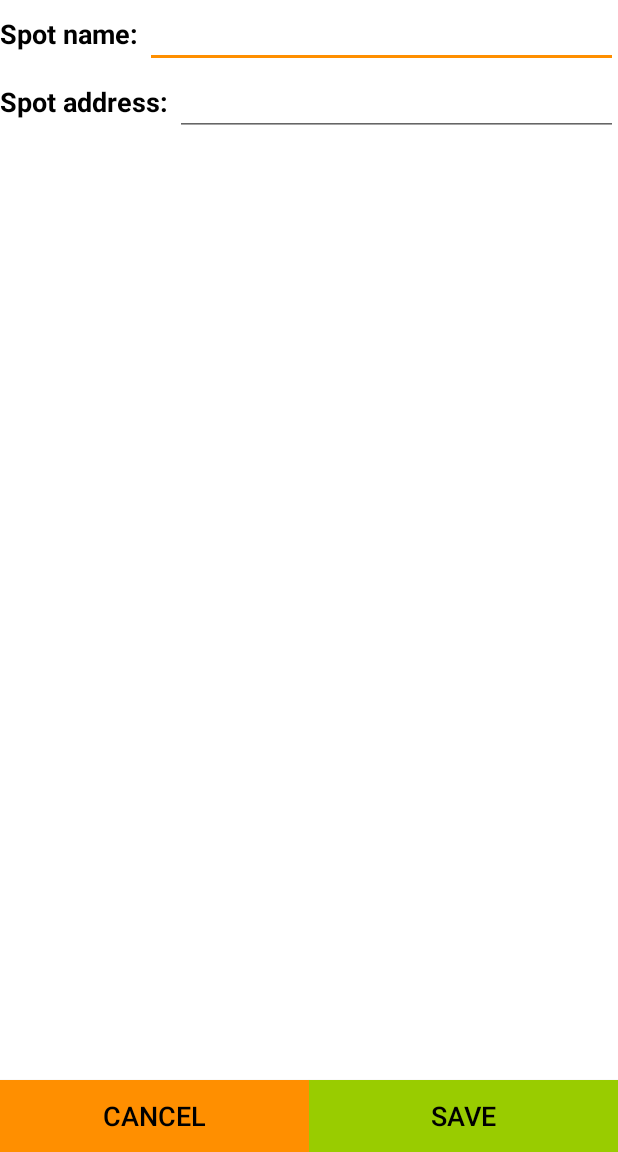
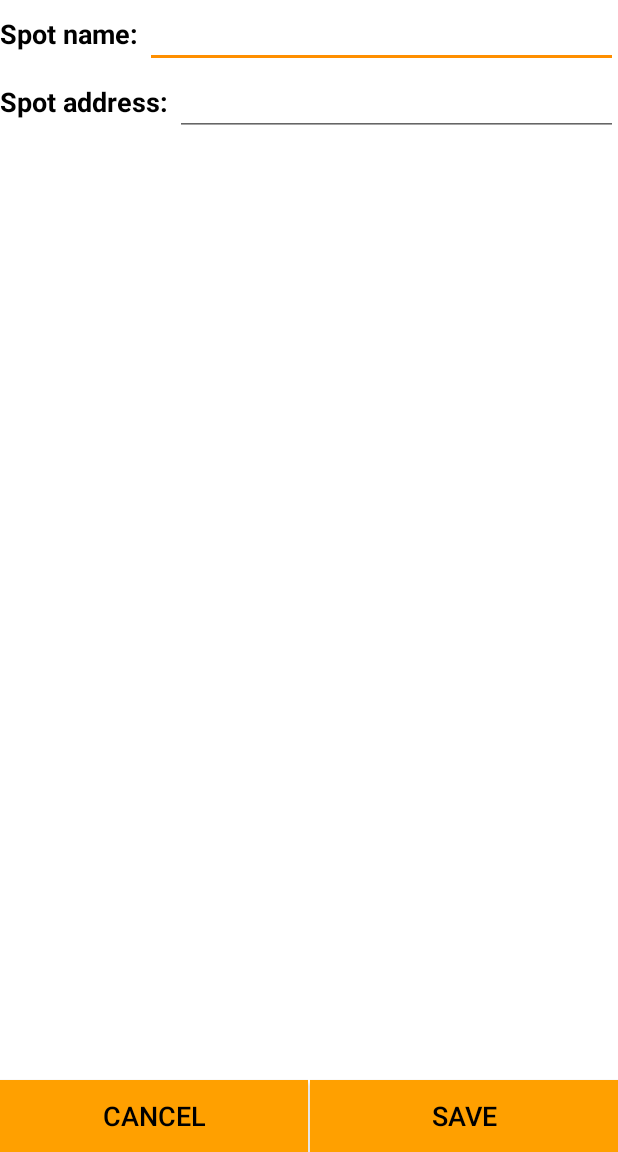
Before and after one commit to mariafurdei/SpotKeeper, an Android app: the screen it shows after launch (SpotsListActivity), in the side drawer, after a tap on "Add new spot", on a phone screen of 412 x 824 dp, the part 84-1236 px from its top. Run offline under Robolectric (Android 15) with nearby library versions, the phone set to English and light mode, and no system bars.

Commit message:
- changed btn colors in NewSpotFragment

```diff
--- a/app/src/main/res/layout/new_spot.xml
+++ b/app/src/main/res/layout/new_spot.xml
@@ -69,7 +69,12 @@
             android:layout_alignParentLeft="true"
             android:layout_weight=".50"
             android:id="@+id/CancelAddNewSpotBtn"
-            android:background="@color/colorAccent" />
+            android:background="@color/colorButton" />
+
+        <View
+            android:layout_width="1dp"
+            android:layout_height="match_parent"
+            android:background="#FFFFFF" />
 
         <Button
             android:text="SAVE"
@@ -79,7 +84,7 @@
             android:layout_alignParentBottom="true"
             android:layout_weight=".50"
             android:id="@+id/SaveNewSpotBtn"
-            android:background="@android:color/holo_green_light" />
+            android:background="@color/colorButton" />
 
     </LinearLayout>
 
```
